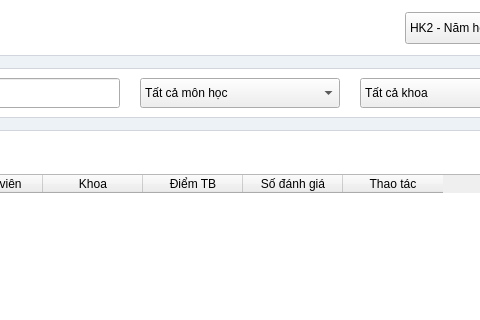
Qt form frontend/ui/teacher_review.ui (abcxyzawe/BaiTapLonPy) before a commit; both pictures show x 425 to 905 and y 0 to 320 of the 1100 by 700 pixel window.
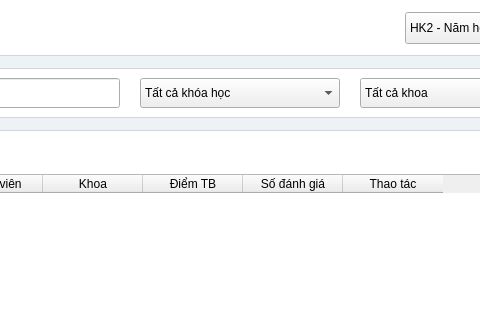
The same form after that commit.

Commit message: ui: rename 'mon hoc' -> 'khoa hoc' (scope ngoai khoa)

Patch:
```diff
--- a/frontend/ui/teacher_review.ui
+++ b/frontend/ui/teacher_review.ui
@@ -55,7 +55,7 @@
     </widget>
     <widget name="cboSubject" class="QComboBox">
      <property name="geometry"><rect><x>310</x><y>10</y><width>200</width><height>30</height></rect></property>
-     <item><property name="text"><string>Tất cả môn học</string></property></item>
+     <item><property name="text"><string>Tất cả khóa học</string></property></item>
      <item><property name="text"><string>Lập trình Python</string></property></item>
      <item><property name="text"><string>Cơ sở dữ liệu</string></property></item>
      <item><property name="text"><string>Mạng máy tính</string></property></item>
```
The commit also changes 6 other files.
